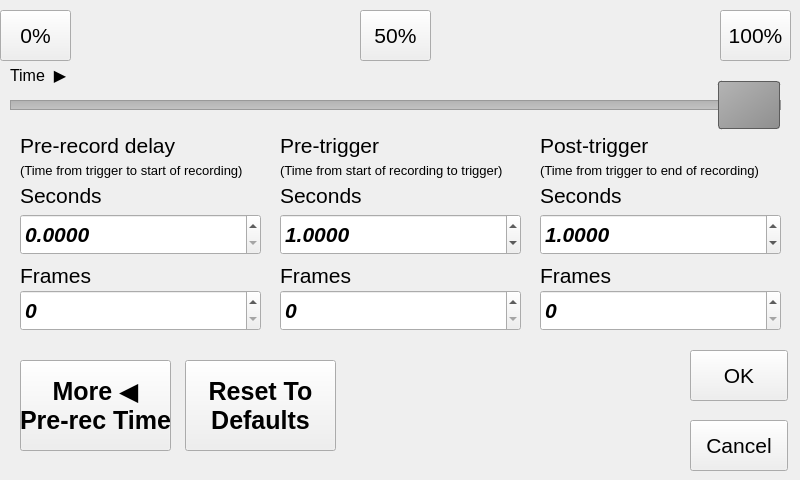
krontech/chronos-cam-app, file src/triggerdelaywindow.ui: the form before one commit.
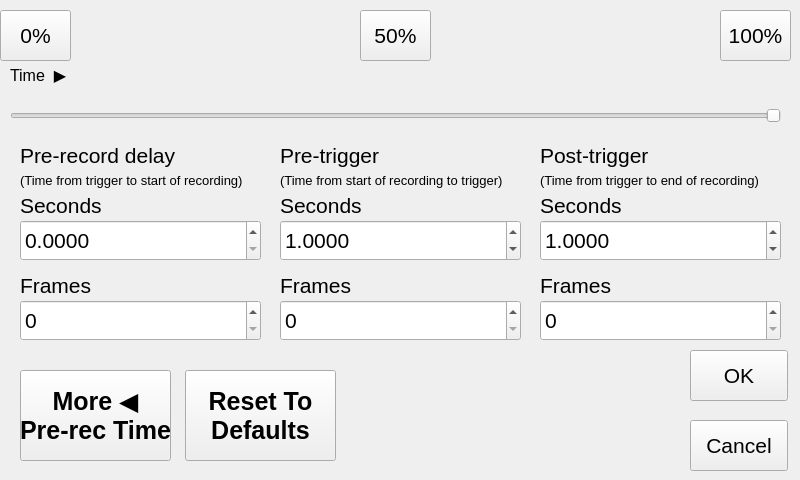
The form after the commit. Custom widgets are drawn as their Qt base class.

The edit to the form file:
```diff
--- a/src/triggerdelaywindow.ui
+++ b/src/triggerdelaywindow.ui
@@ -17,7 +17,7 @@
    <property name="geometry">
     <rect>
      <x>280</x>
-     <y>290</y>
+     <y>300</y>
      <width>241</width>
      <height>41</height>
     </rect>
@@ -37,9 +37,9 @@
    <property name="font">
     <font>
      <pointsize>16</pointsize>
-     <weight>75</weight>
-     <italic>true</italic>
-     <bold>true</bold>
+     <weight>50</weight>
+     <italic>false</italic>
+     <bold>false</bold>
     </font>
    </property>
    <property name="styleSheet">
@@ -89,7 +89,7 @@
    <property name="geometry">
     <rect>
      <x>10</x>
-     <y>80</y>
+     <y>90</y>
      <width>771</width>
      <height>51</height>
     </rect>
@@ -98,24 +98,7 @@
     <enum>Qt::NoFocus</enum>
    </property>
    <property name="styleSheet">
-    <string notr="true">QSlider::groove:horizontal {
-    border: 1px solid #999999;
-    height: 8px; /* the groove expands to the size of the slider by default. by giving it a height, it has a fixed size */
-    background: qlineargradient(x1:0, y1:0, x2:0, y2:1, stop:0 #B1B1B1, stop:1 #c4c4c4);
-    margin: 2px 0;
-}
-
-QSlider::focus:pressed{
-    background-color: rgba(0, 0, 0, 0); 
-}
-
-QSlider::handle:horizontal {
-    background: qlineargradient(x1:0, y1:0, x2:1, y2:1, stop:0 #b4b4b4, stop:1 #8f8f8f);
-    border: 1px solid #5c5c5c;
-    width: 60px;
-    margin: -20px 0; /* handle is placed by default on the contents rect of the groove. Expand outside the groove */
-    border-radius: 3px;
-}</string>
+    <string notr="true"/>
    </property>
    <property name="orientation">
     <enum>Qt::Horizontal</enum>
@@ -131,7 +114,7 @@
    <property name="geometry">
     <rect>
      <x>280</x>
-     <y>214</y>
+     <y>220</y>
      <width>241</width>
      <height>41</height>
     </rect>
@@ -139,9 +122,9 @@
    <property name="font">
     <font>
      <pointsize>16</pointsize>
-     <weight>75</weight>
-     <italic>true</italic>
-     <bold>true</bold>
+     <weight>50</weight>
+     <italic>false</italic>
+     <bold>false</bold>
     </font>
    </property>
    <property name="styleSheet">
@@ -167,7 +150,7 @@
    <property name="geometry">
     <rect>
      <x>280</x>
-     <y>180</y>
+     <y>190</y>
      <width>241</width>
      <height>31</height>
     </rect>
@@ -185,7 +168,7 @@
    <property name="geometry">
     <rect>
      <x>280</x>
-     <y>260</y>
+     <y>270</y>
      <width>241</width>
      <height>31</height>
     </rect>
@@ -266,7 +249,7 @@
    <property name="geometry">
     <rect>
      <x>540</x>
-     <y>290</y>
+     <y>300</y>
      <width>241</width>
      <height>41</height>
     </rect>
@@ -286,9 +269,9 @@
    <property name="font">
     <font>
      <pointsize>16</pointsize>
-     <weight>75</weight>
-     <italic>true</italic>
-     <bold>true</bold>
+     <weight>50</weight>
+     <italic>false</italic>
+     <bold>false</bold>
     </font>
    </property>
    <property name="styleSheet">
@@ -302,7 +285,7 @@
    <property name="geometry">
     <rect>
      <x>540</x>
-     <y>130</y>
+     <y>140</y>
      <width>241</width>
      <height>31</height>
     </rect>
@@ -320,7 +303,7 @@
    <property name="geometry">
     <rect>
      <x>540</x>
-     <y>214</y>
+     <y>220</y>
      <width>241</width>
      <height>41</height>
     </rect>
@@ -328,9 +311,9 @@
    <property name="font">
     <font>
      <pointsize>16</pointsize>
-     <weight>75</weight>
-     <italic>true</italic>
-     <bold>true</bold>
+     <weight>50</weight>
+     <italic>false</italic>
+     <bold>false</bold>
     </font>
    </property>
    <property name="styleSheet">
@@ -353,7 +336,7 @@
    <property name="geometry">
     <rect>
      <x>540</x>
-     <y>260</y>
+     <y>270</y>
      <width>241</width>
      <height>31</height>
     </rect>
@@ -371,7 +354,7 @@
    <property name="geometry">
     <rect>
      <x>20</x>
-     <y>290</y>
+     <y>300</y>
      <width>241</width>
      <height>41</height>
     </rect>
@@ -391,9 +374,9 @@
    <property name="font">
     <font>
      <pointsize>16</pointsize>
-     <weight>75</weight>
-     <italic>true</italic>
-     <bold>true</bold>
+     <weight>50</weight>
+     <italic>false</italic>
+     <bold>false</bold>
     </font>
    </property>
    <property name="styleSheet">
@@ -407,7 +390,7 @@
    <property name="geometry">
     <rect>
      <x>20</x>
-     <y>180</y>
+     <y>190</y>
      <width>261</width>
      <height>31</height>
     </rect>
@@ -425,7 +408,7 @@
    <property name="geometry">
     <rect>
      <x>20</x>
-     <y>214</y>
+     <y>220</y>
      <width>241</width>
      <height>41</height>
     </rect>
@@ -433,9 +416,9 @@
    <property name="font">
     <font>
      <pointsize>16</pointsize>
-     <weight>75</weight>
-     <italic>true</italic>
-     <bold>true</bold>
+     <weight>50</weight>
+     <italic>false</italic>
+     <bold>false</bold>
     </font>
    </property>
    <property name="styleSheet">
@@ -461,7 +444,7 @@
    <property name="geometry">
     <rect>
      <x>20</x>
-     <y>260</y>
+     <y>270</y>
      <width>241</width>
      <height>31</height>
     </rect>
@@ -479,7 +462,7 @@
    <property name="geometry">
     <rect>
      <x>540</x>
-     <y>180</y>
+     <y>190</y>
      <width>241</width>
      <height>31</height>
     </rect>
@@ -497,7 +480,7 @@
    <property name="geometry">
     <rect>
      <x>540</x>
-     <y>160</y>
+     <y>170</y>
      <width>241</width>
      <height>21</height>
     </rect>
@@ -515,7 +498,7 @@
    <property name="geometry">
     <rect>
      <x>20</x>
-     <y>160</y>
+     <y>170</y>
      <width>241</width>
      <height>21</height>
     </rect>
@@ -533,7 +516,7 @@
    <property name="geometry">
     <rect>
      <x>20</x>
-     <y>130</y>
+     <y>140</y>
      <width>261</width>
      <height>31</height>
     </rect>
@@ -551,7 +534,7 @@
    <property name="geometry">
     <rect>
      <x>280</x>
-     <y>160</y>
+     <y>170</y>
      <width>241</width>
      <height>21</height>
     </rect>
@@ -569,7 +552,7 @@
    <property name="geometry">
     <rect>
      <x>280</x>
-     <y>130</y>
+     <y>140</y>
      <width>241</width>
      <height>31</height>
     </rect>
@@ -605,7 +588,7 @@
    <property name="geometry">
     <rect>
      <x>20</x>
-     <y>360</y>
+     <y>370</y>
      <width>151</width>
      <height>91</height>
     </rect>
@@ -626,7 +609,7 @@
    <property name="geometry">
     <rect>
      <x>185</x>
-     <y>360</y>
+     <y>370</y>
      <width>151</width>
      <height>91</height>
     </rect>
@@ -645,16 +628,16 @@
   </widget>
  </widget>
  <customwidgets>
-  <customwidget>
-   <class>CamDoubleSpinBox</class>
-   <extends>QDoubleSpinBox</extends>
-   <header>camdoublespinbox.h</header>
-  </customwidget>
   <customwidget>
    <class>CamSpinBox</class>
    <extends>QSpinBox</extends>
    <header>camspinbox.h</header>
   </customwidget>
+  <customwidget>
+   <class>CamDoubleSpinBox</class>
+   <extends>QDoubleSpinBox</extends>
+   <header>camdoublespinbox.h</header>
+  </customwidget>
   <customwidget>
    <class>TriggerSlider</class>
    <extends>QSlider</extends>
```
